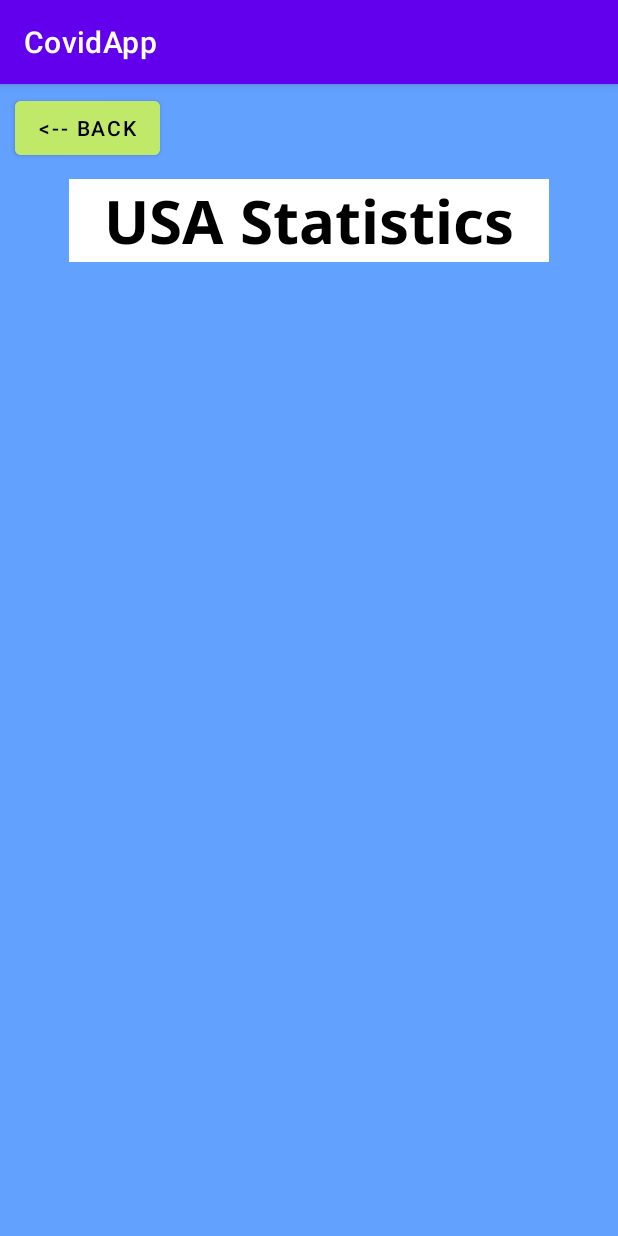
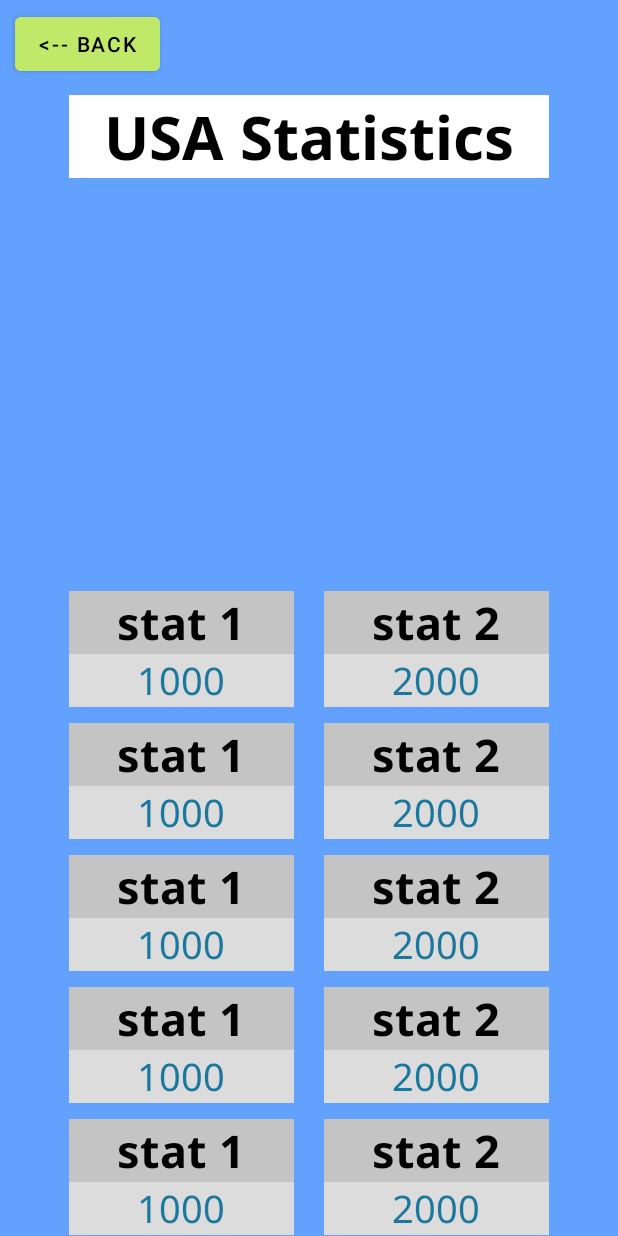
Before and after one commit to Hikaru5/CovidApp, an Android app: the CountryStatsActivity screen opened directly, with no data from a screen before it, on a phone screen of 412 x 824 dp. Run offline under Robolectric (Android 15) with nearby library versions, the phone set to English and light mode, and no system bars; libraries missing offline, so code that uses them is left out: org.parceler.

Commit message:
All recyclerviews now have content and an adapter for that content

```diff
--- a/app/src/main/java/com/example/covidapp/AboutUsActivity.java
+++ b/app/src/main/java/com/example/covidapp/AboutUsActivity.java
@@ -18,6 +18,8 @@ public class AboutUsActivity extends AppCompatActivity {
         super.onCreate(savedInstanceState);
         setContentView(R.layout.activity_about_us);
 
+        getSupportActionBar().hide();//hides the title bar on the top of the app
+
         btnBack = findViewById(R.id.btnAboutUsBack);
 
         //goes back to main page when btnBack is pressed
--- a/app/src/main/java/com/example/covidapp/CountryStatsActivity.java
+++ b/app/src/main/java/com/example/covidapp/CountryStatsActivity.java
@@ -1,11 +1,17 @@
 package com.example.covidapp;
 
 import androidx.appcompat.app.AppCompatActivity;
+import androidx.recyclerview.widget.LinearLayoutManager;
 import androidx.recyclerview.widget.RecyclerView;
 
 import android.os.Bundle;
 import android.view.View;
 import android.widget.Button;
+
+import com.example.covidapp.models.DoubleStat;
+
+import java.util.ArrayList;
+import java.util.List;
 
 public class CountryStatsActivity extends AppCompatActivity {
 
@@ -14,13 +20,25 @@ public class CountryStatsActivity extends AppCompatActivity {
     Button btnBack;
     RecyclerView rvCountryStats;
 
+    List<DoubleStat> stats;
+    DoubleStatAdapter adapter;
+
     @Override
     protected void onCreate(Bundle savedInstanceState) {
         super.onCreate(savedInstanceState);
         setContentView(R.layout.activity_country_stats);
 
+        getSupportActionBar().hide();//hides the title bar on the top of the app
+
         btnBack = findViewById(R.id.btnCountryStatsBack);
         rvCountryStats = findViewById(R.id.rvCountryStats);
+
+        stats = new ArrayList<>();
+        populateStatList();
+        adapter = new DoubleStatAdapter(this, stats);
+
+        rvCountryStats.setLayoutManager(new LinearLayoutManager(this));
+        rvCountryStats.setAdapter(adapter);
 
         btnBack.setOnClickListener(new View.OnClickListener() {
             @Override
@@ -30,4 +48,10 @@ public class CountryStatsActivity extends AppCompatActivity {
         });
     }
 
+    private void populateStatList() {
+        for(int i = 0; i < 10; i++){
+            stats.add(DoubleStat.fromJson());
+        }
+    }
+
 }
--- a/app/src/main/java/com/example/covidapp/CovidInfoActivity.java
+++ b/app/src/main/java/com/example/covidapp/CovidInfoActivity.java
@@ -16,6 +16,8 @@ public class CovidInfoActivity extends AppCompatActivity {
         super.onCreate(savedInstanceState);
         setContentView(R.layout.activity_covid_info);
 
+        getSupportActionBar().hide();//hides the title bar on the top of the app
+
         btnBack = findViewById(R.id.btnCovidInfoBack);
 
         //goes back to main page when btnBack is pressed
--- /dev/null
+++ b/app/src/main/java/com/example/covidapp/DoubleStatAdapter.java
@@ -0,0 +1,82 @@
+package com.example.covidapp;
+
+import android.content.Context;
+import android.view.LayoutInflater;
+import android.view.View;
+import android.view.ViewGroup;
+import android.widget.TextView;
+
+import androidx.annotation.NonNull;
+import androidx.recyclerview.widget.RecyclerView;
+
+import com.example.covidapp.models.DoubleStat;
+
+import java.util.List;
+
+public class DoubleStatAdapter extends RecyclerView.Adapter<DoubleStatAdapter.Viewholder>{
+
+    Context context;
+    List<DoubleStat> stats;
+
+    public DoubleStatAdapter(Context context, List<DoubleStat> stats) {
+        this.context = context;
+        this.stats = stats;
+    }
+
+    @NonNull
+    @Override
+    public Viewholder onCreateViewHolder(@NonNull ViewGroup parent, int viewType) {
+        View view = LayoutInflater.from(context).inflate(R.layout.item_double_stat, parent, false);
+        return new Viewholder(view);
+    }
+
+    //bind values based on the position of the element
+    @Override
+    public void onBindViewHolder(@NonNull Viewholder holder, int position) {
+        //Get the data at position
+        DoubleStat stat = stats.get(position);
+        //Bind the tweet with viewholder
+        holder.bind(stat);
+    }
+
+    //clean all elements of the recycler
+    public void clear(){
+        stats.clear();
+        notifyDataSetChanged();
+    }
+
+    //add a list of items
+    public void addAll(List<DoubleStat> tweetList){
+        stats.addAll(tweetList);
+        notifyDataSetChanged();
+    }
+
+    @Override
+    public int getItemCount() {
+        return stats.size();
+    }
+
+    public class Viewholder extends RecyclerView.ViewHolder{
+
+        TextView tvStatTitle1;
+        TextView tvStatTitle2;
+        TextView tvStat1;
+        TextView tvStat2;
+
+        public Viewholder(@NonNull View itemView) {
+            super(itemView);
+            tvStatTitle1 = itemView.findViewById(R.id.tvStatTitle1);
+            tvStatTitle2 = itemView.findViewById(R.id.tvStatTitle2);
+            tvStat1 = itemView.findViewById(R.id.tvStat1);
+            tvStat2 = itemView.findViewById(R.id.tvStat2);
+        }
+
+        public void bind(DoubleStat stat){
+            tvStatTitle1.setText(stat.statTitle1);
+            tvStatTitle2.setText(stat.statTitle2);
+            tvStat1.setText("" + stat.stat1);
+            tvStat2.setText("" + stat.stat2);
+        }
+
+    }
+}
--- a/app/src/main/java/com/example/covidapp/StateStatsActivity.java
+++ b/app/src/main/java/com/example/covidapp/StateStatsActivity.java
@@ -28,6 +28,8 @@ public class StateStatsActivity extends AppCompatActivity {
         super.onCreate(savedInstanceState);
         setContentView(R.layout.activity_state_stats);
 
+        getSupportActionBar().hide();//hides the title bar on the top of the app
+
         btnBack = findViewById(R.id.btnStateStatsBack);
         rvStates = findViewById(R.id.rvStates);
 
--- /dev/null
+++ b/app/src/main/java/com/example/covidapp/models/DoubleStat.java
@@ -0,0 +1,40 @@
+package com.example.covidapp.models;
+
+import org.json.JSONArray;
+import org.json.JSONException;
+import org.json.JSONObject;
+import org.parceler.Parcel;
+
+import java.util.ArrayList;
+import java.util.List;
+
+@Parcel
+public class DoubleStat {
+
+    public String statTitle1;
+    public int stat1;
+    public String statTitle2;
+    public int stat2;
+
+    public DoubleStat(){}//empty constructor for parceler
+
+    //Someone needs to do the API stuff in here  please
+    public static DoubleStat fromJson(/*JSONObject JsonObject*/) /*throws JSONException*/ {
+        DoubleStat stat = new DoubleStat();
+
+        stat.statTitle1 = "stat 1";
+        stat.statTitle2 = "stat 2";
+        stat.stat1 = 1000;
+        stat.stat2 = 2000;
+
+        return stat;
+    }
+
+    public static List<DoubleStat> fromJSONArray(JSONArray jsonArray) throws JSONException {
+        List<DoubleStat> stats = new ArrayList<>();
+        for(int i = 0; i < jsonArray.length(); i++){
+            //stats.add(fromJson(jsonArray.getJSONObject(i)));
+        }
+        return stats;
+    }
+}
--- a/app/src/main/res/layout/item_double_stat.xml
+++ b/app/src/main/res/layout/item_double_stat.xml
@@ -1,9 +1,8 @@
 <?xml version="1.0" encoding="utf-8"?>
-<RelativeLayout
-    xmlns:android="http://schemas.android.com/apk/res/android"
+<RelativeLayout xmlns:android="http://schemas.android.com/apk/res/android"
     xmlns:tools="http://schemas.android.com/tools"
-    android:layout_width="match_parent"
-    android:layout_height="match_parent">
+    android:layout_width="wrap_content"
+    android:layout_height="wrap_content">
 
     <TextView
         android:id="@+id/tvStatTitle1"
@@ -11,6 +10,7 @@
         android:layout_height="wrap_content"
         android:layout_alignParentStart="true"
         android:layout_alignParentTop="true"
+        android:layout_marginTop="5dp"
         android:background="#C4C4C4"
         android:fontFamily="@font/noto_sans_bold"
         android:text="Stat #1"
@@ -24,6 +24,7 @@
         android:layout_height="wrap_content"
         android:layout_below="@+id/tvStatTitle1"
         android:layout_alignParentStart="true"
+        android:layout_marginBottom="5dp"
         android:background="#DCDCDC"
         android:fontFamily="@font/noto_sans"
         android:text="1000"
@@ -37,6 +38,7 @@
         android:layout_height="wrap_content"
         android:layout_below="@+id/tvStatTitle2"
         android:layout_marginStart="20dp"
+        android:layout_marginBottom="5dp"
         android:layout_toEndOf="@+id/tvStat1"
         android:background="#DCDCDC"
         android:fontFamily="@font/noto_sans"
@@ -50,6 +52,7 @@
         android:layout_width="150dp"
         android:layout_height="wrap_content"
         android:layout_marginStart="20dp"
+        android:layout_marginTop="5dp"
         android:layout_toEndOf="@+id/tvStatTitle1"
         android:background="#C4C4C4"
         android:fontFamily="@font/noto_sans_bold"
```
Also changed, not shown: app/src/main/java/com/example/covidapp/SpecificStateStatsActivity.java (+26 -0 lines), app/src/main/java/com/example/covidapp/models/doubleStat.java (deleted, +0 -28 lines).
